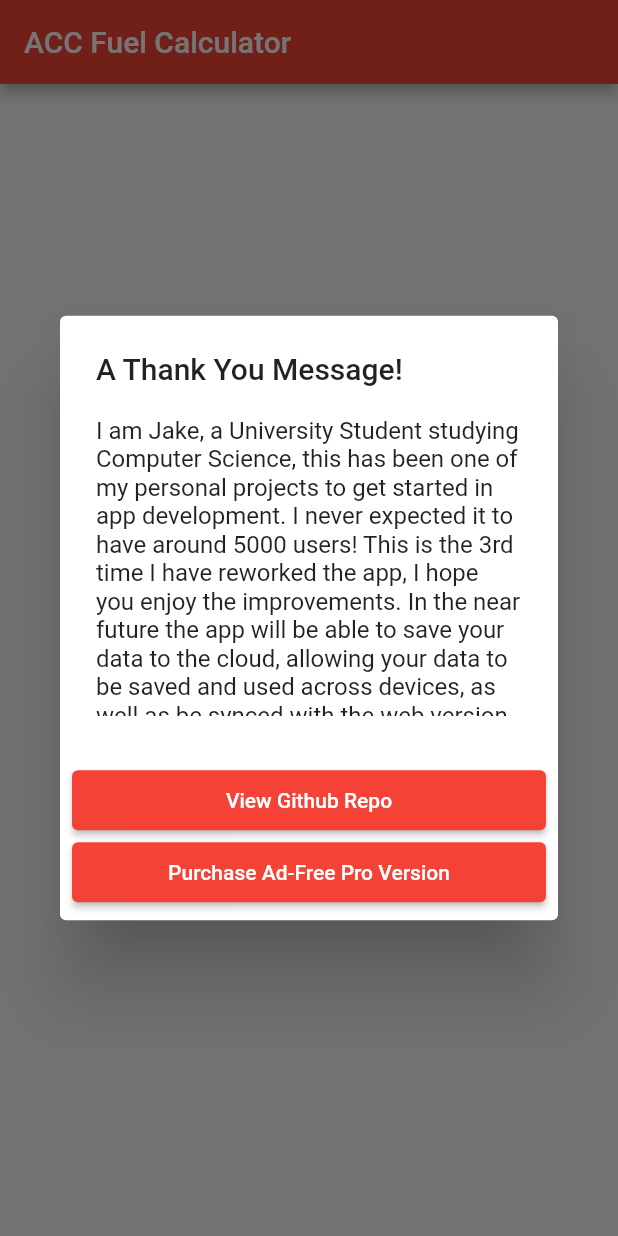
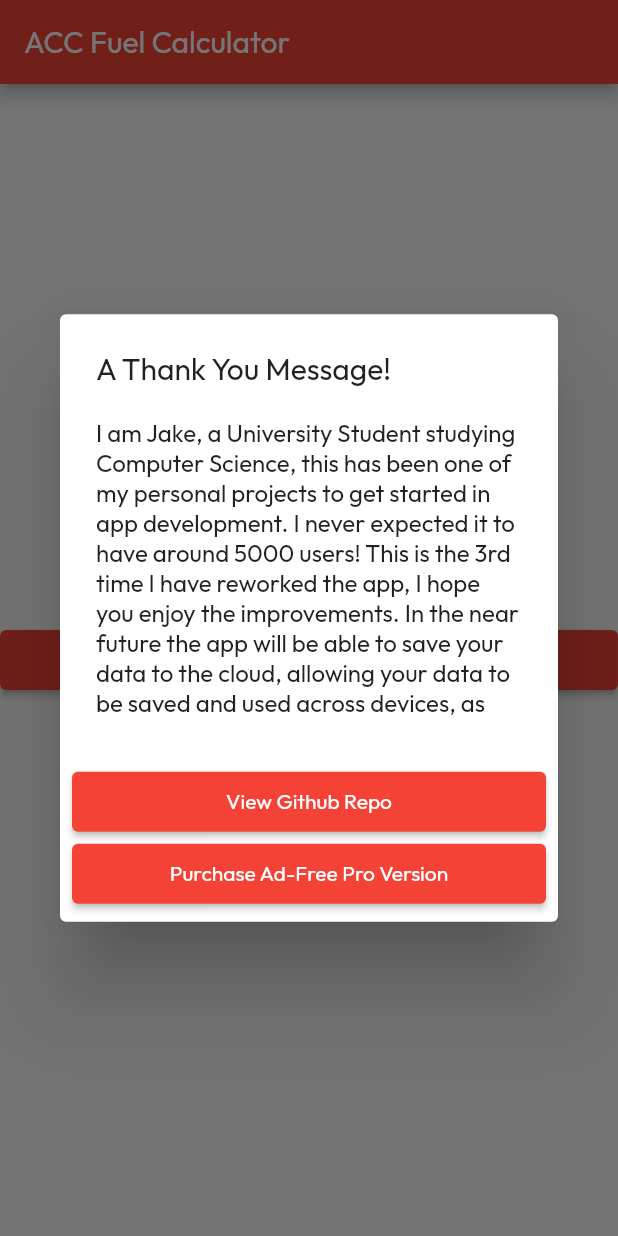
Before and after one commit to IntuitionLabsDevelopment/acc_fuel_app_flutter, a Flutter app: the screen it shows after launch, on a phone screen of 412 x 824 dp. Run offline on Flutter 3.47's test engine with Material 2 defaults, Android fonts, the light colour scheme and no system bars; our stand-ins replace shared_preferences; missing offline and left inert: in_app_review.

Commit message:
Start themes and new font

```diff
--- a/lib/config/dark_theme.dart
+++ b/lib/config/dark_theme.dart
@@ -0,0 +1,8 @@
+import 'package:flutter/material.dart';
+
+ThemeData darkTheme = ThemeData(
+  brightness: Brightness.dark,
+  primaryColor: Colors.red[700],
+  primarySwatch: Colors.red,
+  fontFamily: 'Outfit',
+);
--- a/lib/config/light_theme.dart
+++ b/lib/config/light_theme.dart
@@ -0,0 +1,8 @@
+import 'package:flutter/material.dart';
+
+ThemeData lightTheme = ThemeData(
+  brightness: Brightness.light,
+  primaryColor: Colors.red[600],
+  primarySwatch: Colors.red,
+  fontFamily: 'Outfit',
+);
--- a/lib/main.dart
+++ b/lib/main.dart
@@ -1,4 +1,7 @@
+import 'package:acc_fuel_app_flutter/config/dark_theme.dart';
+import 'package:acc_fuel_app_flutter/config/light_theme.dart';
 import 'package:acc_fuel_app_flutter/utils/ui/app_dialogs.dart';
+import 'package:acc_fuel_app_flutter/widgets/full_width_elevated_button.dart';
 import 'package:flutter/material.dart';
 import 'package:acc_fuel_app_flutter/utils/helpers/v2_to_v3_migrator.dart';
 
@@ -14,10 +17,9 @@ class MyApp extends StatelessWidget {
   Widget build(BuildContext context) {
     return MaterialApp(
       title: 'ACC Fuel Calculator',
-      theme: ThemeData(
-        primarySwatch: Colors.red,
-      ),
+      theme: lightTheme,
       home: const MyHomePage(title: 'ACC Fuel Calculator'),
+      darkTheme: darkTheme,
     );
   }
 }
@@ -54,7 +56,10 @@ class _MyHomePageState extends State<MyHomePage> {
           child: Column(
             mainAxisAlignment: MainAxisAlignment.center,
             crossAxisAlignment: CrossAxisAlignment.center,
-            children: const [],
+            children: [
+              fullWidthElevatedButton(
+                  onPressed: () {}, child: const Text('AHHHH'))
+            ],
           ),
         ));
   }
--- a/pubspec.yaml
+++ b/pubspec.yaml
@@ -58,6 +58,12 @@ flutter:
   uses-material-design: true
   assets:
     - assets/icon/android_icon.png
+
+  fonts:
+    - family: Outfit
+      fonts:
+        - asset: assets/fonts/Outfit-Regular.ttf
+        - asset: assets/fonts/Outfit-Bold.ttf
   # An image asset can refer to one or more resolution-specific "variants", see
   # https://flutter.dev/assets-and-images/#resolution-aware.
   # For details regarding adding assets from package dependencies, see
```
Also changed, not shown: assets/fonts/Outfit-Bold.ttf (added), assets/fonts/Outfit-Regular.ttf (added), lib/config/theme_config.dart (deleted).
